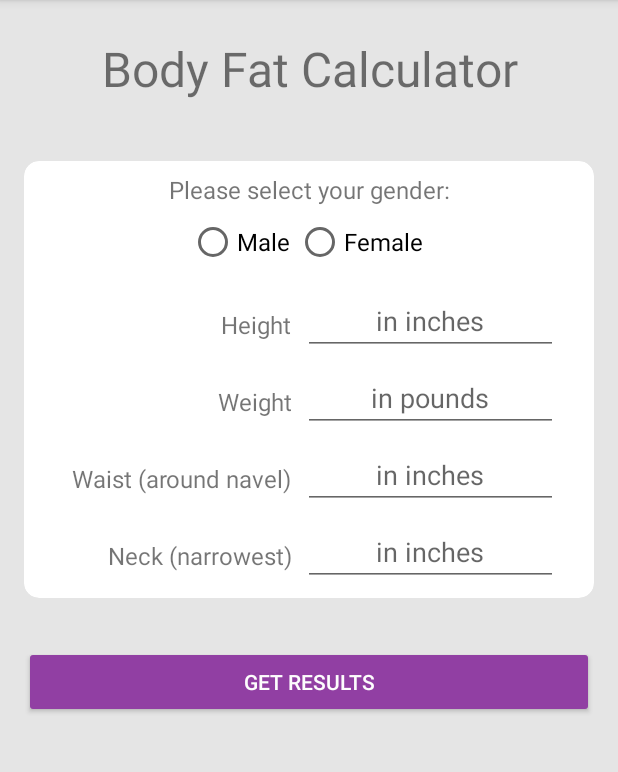
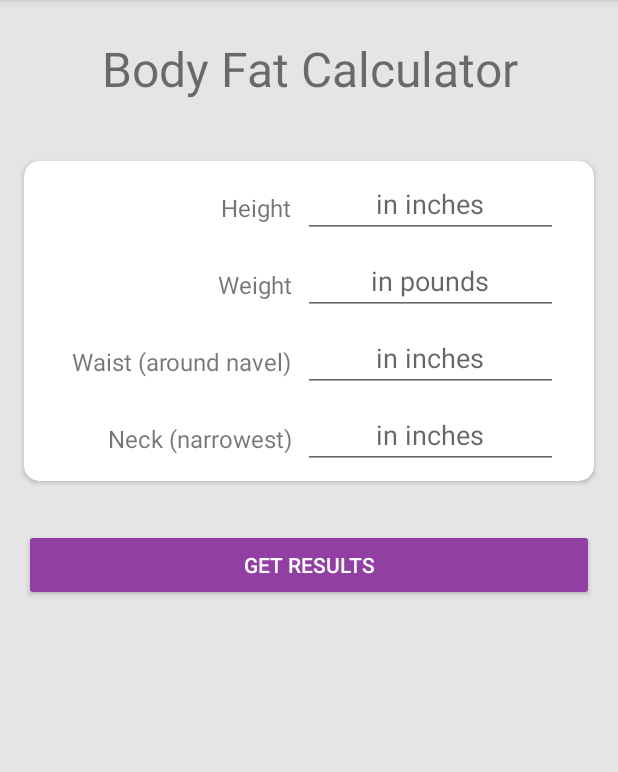
Before and after one commit to rmoli082/FitnessApp, an Android app: the screen it shows after launch (MainActivity), after a tap on "Body Fat Calculator", on a phone screen of 412 x 824 dp, the part 84-856 px from its top. Run offline under Robolectric (Android 15) with nearby library versions, the phone set to English and light mode, and no system bars.

Commit message:
Adjusted Calories calculation and corrected Settings errors

```diff
--- a/app/src/main/java/com/morashstudios/fitnessapp/AddMeasurementActivity.java
+++ b/app/src/main/java/com/morashstudios/fitnessapp/AddMeasurementActivity.java
@@ -1,6 +1,5 @@
 package com.morashstudios.fitnessapp;
 
-import android.app.Activity;
 import android.content.Intent;
 import android.os.Bundle;
 import android.text.TextUtils;
--- a/app/src/main/java/com/morashstudios/fitnessapp/BodyFatCalculatorFragment.java
+++ b/app/src/main/java/com/morashstudios/fitnessapp/BodyFatCalculatorFragment.java
@@ -10,14 +10,15 @@ import android.view.LayoutInflater;
 import android.view.View;
 import android.view.ViewGroup;
 import android.view.inputmethod.InputMethodManager;
-import android.widget.RadioButton;
 import android.widget.Toast;
 
+import androidx.annotation.NonNull;
 import androidx.fragment.app.Fragment;
 
 import com.morashstudios.fitnessapp.databinding.FragmentBodyfatBinding;
 
 import java.text.DecimalFormat;
+import java.util.Objects;
 
 public class BodyFatCalculatorFragment extends Fragment {
 
@@ -42,34 +43,14 @@ public class BodyFatCalculatorFragment extends Fragment {
 
 
     @Override
-    public View onCreateView(LayoutInflater inflater, ViewGroup container,
+    public View onCreateView(@NonNull LayoutInflater inflater, ViewGroup container,
                              Bundle savedInstanceState) {
 
         // Inflate view and bindings
         binding = FragmentBodyfatBinding.inflate(inflater, container, false);
         View view = binding.getRoot();
 
-        // Update UI for sex choice
-        binding.sexButtonGroup.setOnCheckedChangeListener((group, checkedId) -> {
-            if (checkedId == R.id.sex_button_female) {
-                mIsFemale = true;
-                binding.bodyfatHipsHeader.setVisibility(View.VISIBLE);
-                binding.bodyfatHipsEntry.setVisibility(View.VISIBLE);
-                binding.percentageChartFemale.setVisibility(View.VISIBLE);
-                binding.percentageChartMale.setVisibility(View.GONE);
-                binding.bodyfatWaistHeader.setText(R.string.waist_female);
-            } else {
-                mIsFemale = false;
-                binding.bodyfatHipsHeader.setVisibility(View.GONE);
-                binding.bodyfatHipsEntry.setVisibility(View.GONE);
-                binding.percentageChartFemale.setVisibility(View.GONE);
-                binding.percentageChartMale.setVisibility(View.VISIBLE);
-                binding.bodyfatWaistHeader.setText(R.string.waist_male);
-            }
-
-        });
-
-        SetUnitPrefs();
+        SetUnitPrefsAndGender();
 
         binding.calculateBodyfat.setOnClickListener(v -> {
             // Close keyboard
@@ -78,7 +59,7 @@ public class BodyFatCalculatorFragment extends Fragment {
             imm.hideSoftInputFromWindow(view.getWindowToken(), 0);
 
             // Execute click
-            if(ValidateEntries(view)) {
+            if (ValidateEntries()) {
                 ParseEntries();
                 CalculateBodyFat();
                 DisplayResults();
@@ -88,10 +69,11 @@ public class BodyFatCalculatorFragment extends Fragment {
         return view;
     }
 
-    private void SetUnitPrefs() {
+    private void SetUnitPrefsAndGender() {
         SharedPreferences prefs = PreferenceManager.getDefaultSharedPreferences(getActivity());
         units = prefs.getString(getString(R.string.settings_unit_key),
                 getString(R.string.settings_unit_default));
+        mIsFemale = Objects.equals(prefs.getString(getString(R.string.settings_gender_key), getString(R.string.male)), getString(R.string.female));
 
         assert units != null;
         if (units.equals(getString(R.string.settings_unit_metric_value))) {
@@ -102,18 +84,18 @@ public class BodyFatCalculatorFragment extends Fragment {
             binding.bodyfatNeckEntry.setHint(R.string.hint_cm);
             binding.bodyfatHipsEntry.setHint(R.string.hint_cm);
             binding.lbsOrKg.setText(R.string.kg);
+        }
 
+        if (mIsFemale) {
+            binding.bodyfatHipsHeader.setVisibility(View.VISIBLE);
+            binding.bodyfatHipsEntry.setVisibility(View.VISIBLE);
+        } else {
+            binding.bodyfatHipsHeader.setVisibility(View.GONE);
+            binding.bodyfatHipsEntry.setVisibility(View.GONE);
         }
     }
 
-    private boolean ValidateEntries(View view) {
-        RadioButton sexChoice = view.findViewById(binding.sexButtonGroup.getCheckedRadioButtonId());
-
-        if (sexChoice == null) {
-            Toast.makeText(getContext(), "Please select a gender", Toast.LENGTH_SHORT).show();
-            return false;
-        }
-
+    private boolean ValidateEntries() {
         if (TextUtils.isEmpty(binding.bodyfatHeightEntry.getText()) ||
                 TextUtils.isEmpty(binding.bodyfatWeightEntry.getText()) ||
                 TextUtils.isEmpty(binding.bodyfatWaistEntry.getText()) ||
--- a/app/src/main/java/com/morashstudios/fitnessapp/MacroFragment.java
+++ b/app/src/main/java/com/morashstudios/fitnessapp/MacroFragment.java
@@ -10,6 +10,7 @@ import android.view.inputmethod.InputMethodManager;
 import android.widget.RadioButton;
 import android.widget.Toast;
 
+import androidx.annotation.NonNull;
 import androidx.fragment.app.Fragment;
 
 import com.morashstudios.fitnessapp.databinding.FragmentMacroBinding;
@@ -30,7 +31,7 @@ public class MacroFragment extends Fragment {
 
 
     @Override
-    public View onCreateView(LayoutInflater inflater, ViewGroup container,
+    public View onCreateView(@NonNull LayoutInflater inflater, ViewGroup container,
                              Bundle savedInstanceState) {
         // Inflate the layout for this fragment
         binding = FragmentMacroBinding.inflate(inflater, container, false);
--- a/app/src/main/java/com/morashstudios/fitnessapp/MainScreenFragment.java
+++ b/app/src/main/java/com/morashstudios/fitnessapp/MainScreenFragment.java
@@ -7,6 +7,7 @@ import android.view.LayoutInflater;
 import android.view.View;
 import android.view.ViewGroup;
 
+import androidx.annotation.NonNull;
 import androidx.fragment.app.Fragment;
 import androidx.fragment.app.FragmentManager;
 import androidx.fragment.app.FragmentTransaction;
@@ -18,8 +19,6 @@ import com.morashstudios.fitnessapp.databinding.FragmentMainBinding;
  */
 public class MainScreenFragment extends Fragment {
 
-    private FragmentMainBinding binding;
-
 
     public MainScreenFragment() {
         // Required empty public constructor
@@ -27,12 +26,12 @@ public class MainScreenFragment extends Fragment {
 
 
     @Override
-    public View onCreateView(LayoutInflater inflater, ViewGroup container,
+    public View onCreateView(@NonNull LayoutInflater inflater, ViewGroup container,
                              Bundle savedInstanceState) {
-        binding = FragmentMainBinding.inflate(inflater, container, false);
+        FragmentMainBinding binding = FragmentMainBinding.inflate(inflater, container, false);
         View view = binding.getRoot();
 
-        FragmentManager fm = getActivity().getSupportFragmentManager();
+        FragmentManager fm = requireActivity().getSupportFragmentManager();
         final FragmentTransaction transaction = fm.beginTransaction();
 
         binding.bodyfatSelect.setOnClickListener(v -> transaction.replace(R.id.contentFragment, new BodyFatCalculatorFragment()).addToBackStack("bodyfat").commit());
--- a/app/src/main/java/com/morashstudios/fitnessapp/MeasurementsActivity.java
+++ b/app/src/main/java/com/morashstudios/fitnessapp/MeasurementsActivity.java
@@ -1,9 +1,7 @@
 package com.morashstudios.fitnessapp;
 
-import android.app.Activity;
 import android.content.Intent;
 import android.os.Bundle;
-import android.util.Log;
 import android.widget.Toast;
 
 import androidx.appcompat.app.AppCompatActivity;
--- a/app/src/main/res/layout/fragment_bodyfat.xml
+++ b/app/src/main/res/layout/fragment_bodyfat.xml
@@ -22,36 +22,6 @@
                 android:layout_height="wrap_content"
                 android:orientation="vertical"
                 android:layout_marginBottom="8dp">
-
-                <TextView
-                    style="@style/HeaderText"
-                    android:layout_width="wrap_content"
-                    android:layout_height="wrap_content"
-                    android:layout_gravity="center_horizontal"
-                    android:text="@string/sex_header" />
-
-                <RadioGroup
-                    android:id="@+id/sex_button_group"
-                    android:layout_width="wrap_content"
-                    android:layout_height="wrap_content"
-                    android:layout_gravity="center_horizontal"
-                    android:orientation="horizontal">
-
-                    <RadioButton
-                        android:id="@+id/sex_button_male"
-                        style="@style/RadioButtonCandy"
-                        android:layout_width="wrap_content"
-                        android:layout_height="wrap_content"
-                        android:text="@string/male" />
-
-                    <RadioButton
-                        android:id="@+id/sex_button_female"
-                        style="@style/RadioButtonCandy"
-                        android:layout_width="wrap_content"
-                        android:layout_height="wrap_content"
-                        android:text="@string/female" />
-
-                </RadioGroup>
 
             <LinearLayout
                 android:layout_width="match_parent"
--- a/app/src/main/res/layout/fragment_bodyindex.xml
+++ b/app/src/main/res/layout/fragment_bodyindex.xml
@@ -66,6 +66,7 @@
         </androidx.cardview.widget.CardView>
 
         <Button
+            android:textColor="@color/textDarkBack"
             android:id="@+id/bmi_results_button"
             android:layout_width="match_parent"
             android:layout_height="wrap_content"
--- a/app/src/main/res/layout/fragment_macro.xml
+++ b/app/src/main/res/layout/fragment_macro.xml
@@ -93,6 +93,7 @@
         </androidx.cardview.widget.CardView>
 
         <Button
+            android:textColor="@color/textDarkBack"
             android:id="@+id/macro_get_results_button"
             android:layout_width="match_parent"
             android:layout_height="wrap_content"
--- a/app/src/main/res/layout/fragment_one_rep_max.xml
+++ b/app/src/main/res/layout/fragment_one_rep_max.xml
@@ -65,6 +65,7 @@
         </androidx.cardview.widget.CardView>
 
         <Button
+            android:textColor="@color/textDarkBack"
             android:id="@+id/onerm_results_button"
             android:layout_width="match_parent"
             android:layout_height="wrap_content"
--- a/app/src/main/res/values/strings.xml
+++ b/app/src/main/res/values/strings.xml
@@ -27,6 +27,8 @@
     <string name="settings_name">Settings</string>
     <string name="settings_unit_label">Units</string>
     <string name="settings_unit_key">settings_unit</string>
+    <string name="settings_gender_label">Gender</string>
+    <string name="settings_gender_key">settings_gender</string>
     <string name="settings_unit_default">@string/settings_unit_us_value</string>
     <string name="settings_unit_metric_label">Metric</string>
     <string name="settings_unit_metric_value">metric</string>
@@ -69,7 +71,7 @@
     <string name="macro_description">The Macro Calculator will help you to compute the required amount of carbs, protein, and fat that you should intake daily based on your caloric and dietary needs. You can select a normal diet, a low fat diet, a low carb diet, and the Keto diet to target your macro splits.</string>
     <string name="onerm_description">The Rep Max Calculator will estimate a one repetition maximum for a particular lift derived from the amount of reps and weight you lift. Using the one rep max, the calculator will also determine a 2, 3, 5 and 10 repetition max for your lift.</string>
     <string name="measurements_description">The Measurements tab will allow you to store your body measurements so you can keep track of your body\'s changes as you progress. The tracker will store the circumference of various body parts, your weight, and your body fat percentage.</string>
-    <string name="settings_description">You can select between Metric units and US units by accessing the app settings.\n\nClick on the desired calculator below, or select it from the main menu. </string>
+    <string name="settings_description">You can select your gender and your preference between Metric units or US units by accessing the app settings.\n\nClick on the desired calculator below, or select it from the main menu. </string>
     <string name="lbs">lbs</string>
     <string name="kg">kg</string>
     <string name="percent">%</string>
```
Also changed, not shown: app/src/main/java/com/morashstudios/fitnessapp/BodyIndexFragment.java (+25 -17 lines), app/src/main/java/com/morashstudios/fitnessapp/CalorieFragment.java (+18 -22 lines), app/src/main/java/com/morashstudios/fitnessapp/OneRepMaxFragment.java (+4 -5 lines), app/src/main/java/com/morashstudios/fitnessapp/SettingsActivity.java (+7 -2 lines), app/src/main/res/layout/activity_settings.xml (+3 -4 lines), app/src/main/res/layout/fragment_calorie.xml (+1 -28 lines), app/src/main/res/values/arrays.xml (+10 -0 lines), app/src/main/res/xml/settings_main.xml (+9 -2 lines).
